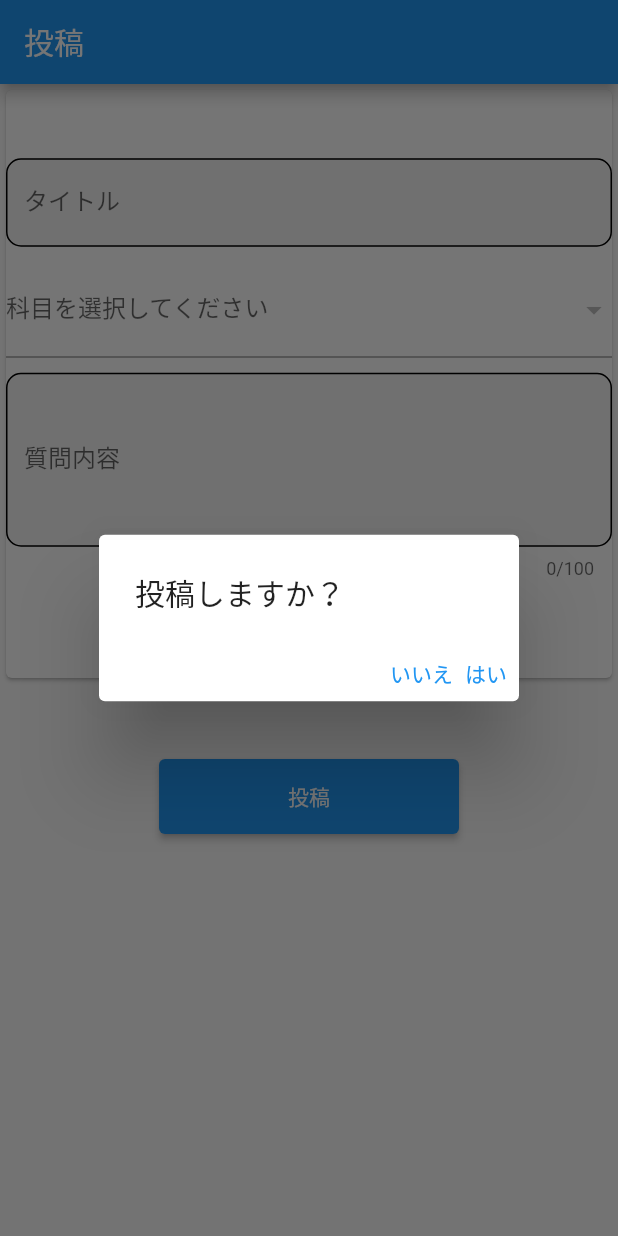
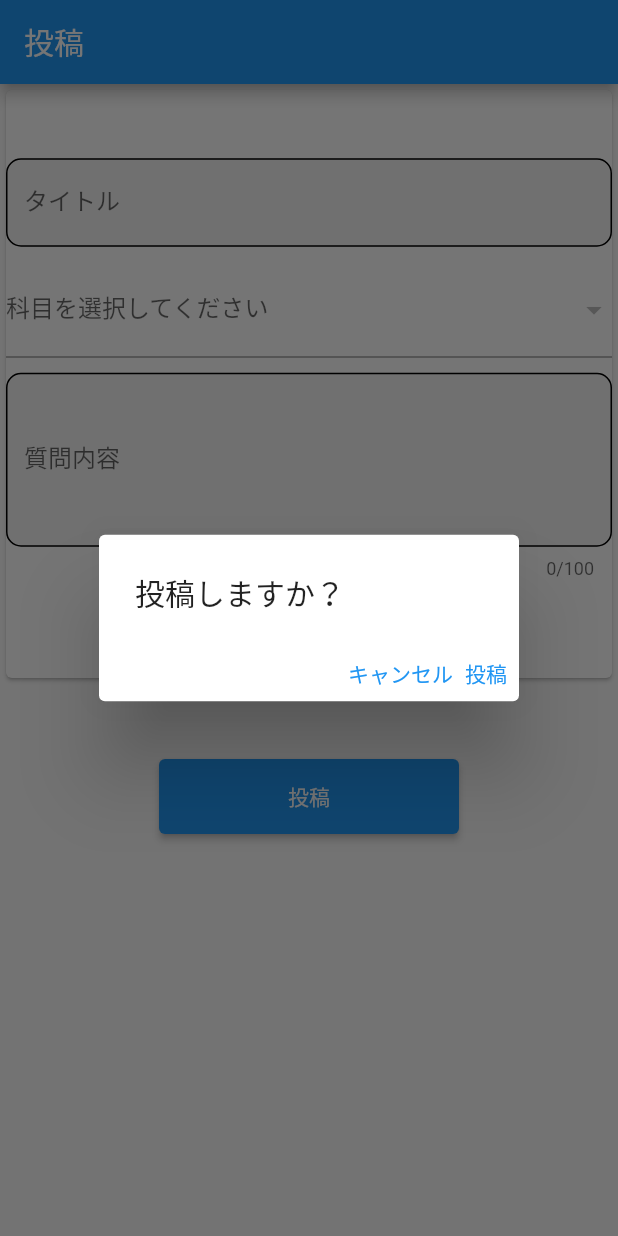
Before and after one commit to dao0203/share_study_app, a Flutter app: the QuestionPostPage screen opened directly, after a tap on "投稿", on a phone screen of 412 x 824 dp. Run offline on Flutter 3.47's test engine with Material 2 defaults, Android fonts, the phone set to English and light mode, and no system bars; our stand-ins replace cloud_firestore, firebase_core, flutter_dotenv, flutter_staggered_animations, freezed_annotation, google_sign_in and 1 more; accounts and stored records are empty.

Commit message:
[clean] change showdialog text

```diff
--- a/lib/tweet_page/View/question_post_page.dart
+++ b/lib/tweet_page/View/question_post_page.dart
@@ -300,7 +300,7 @@ class _QuestionPostPage extends State<QuestionPostPage> {
                           actions: [
                             GestureDetector(
                               child: const Text(
-                                'いいえ',
+                                'キャンセル',
                                 style: TextStyle(color: Colors.blue),
                               ),
                               onTap: () {
@@ -309,7 +309,7 @@ class _QuestionPostPage extends State<QuestionPostPage> {
                             ),
                             GestureDetector(
                               child: const Text(
-                                'はい',
+                                '投稿',
                                 style: TextStyle(color: Colors.blue),
                               ),
                               onTap: () {
```
